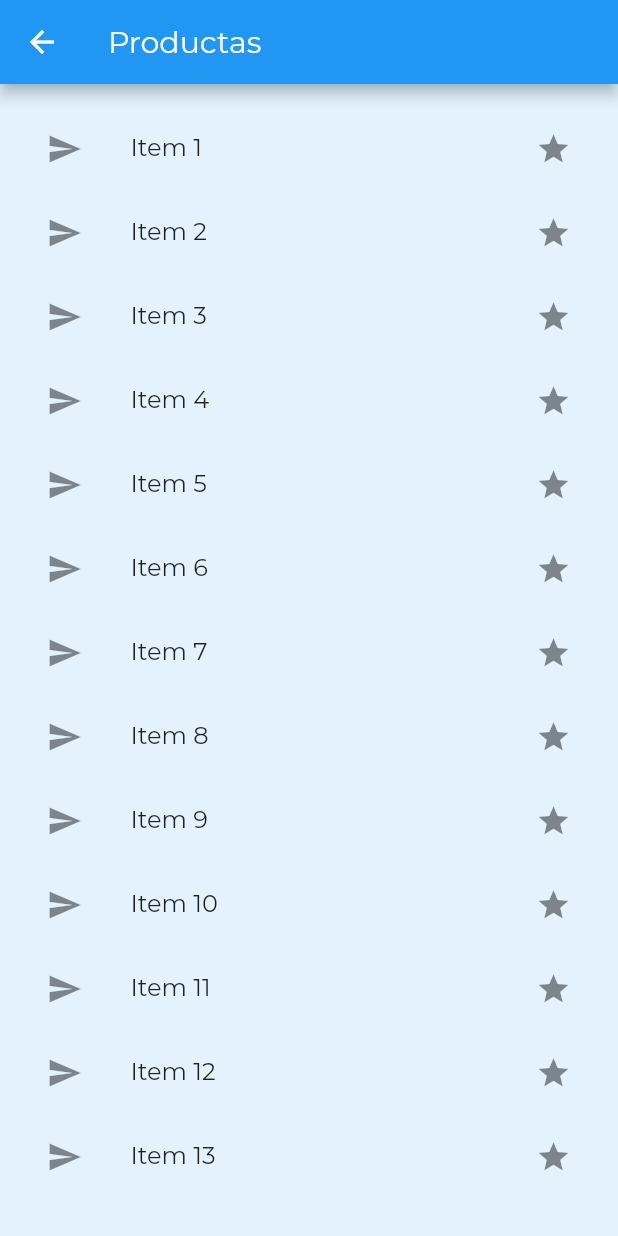
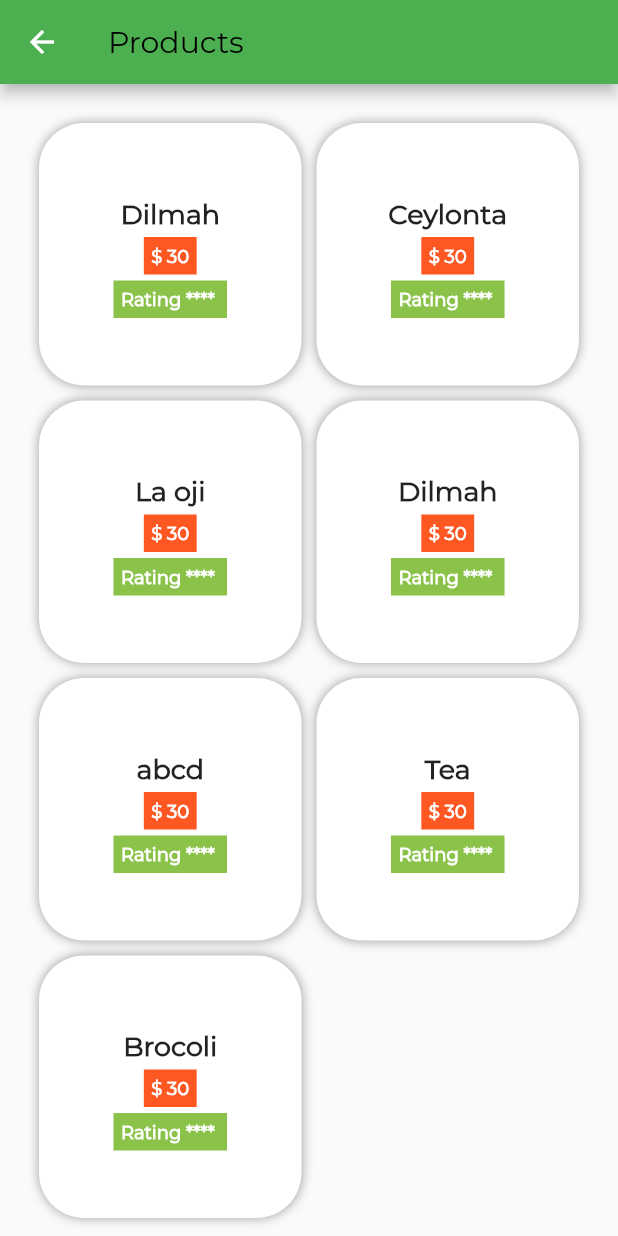
Before and after one commit to dulajdanu/teaSupplyChainWithBlockchain, a Flutter app: the Products screen opened directly, on a phone screen of 412 x 824 dp. Run offline on Flutter 3.47's test engine with Material 2 defaults, Android fonts, the phone set to English and light mode, and no system bars; our stand-ins replace charts_flutter, font_awesome_flutter; missing offline and left inert: qr_code_scanner.

Commit message:
viewing items ui implemented

```diff
--- a/lib/Products.dart
+++ b/lib/Products.dart
@@ -12,82 +12,88 @@ class ProductsState extends State<Products> {
     // TODO: implement build
     return Scaffold(
       appBar: AppBar(
-        title: Text("Productas"),
+        backgroundColor: Colors.green,
+        title: Text(
+          "Products",
+          style: TextStyle(color: Colors.black),
+        ),
       ),
-      body: Container(
-          decoration: BoxDecoration(color: Colors.blue[50]),
-          child: Padding(
-            padding: EdgeInsets.all(15),
-            child: ListView(
-              children: <Widget>[
-                ListTile(
-                  title: Text("Item 1"),
-                  leading: Icon(Icons.send),
-                  trailing: Icon(Icons.grade),
+      body: Stack(
+        children: <Widget>[
+          CustomScrollView(
+            slivers: <Widget>[
+              SliverPadding(
+                padding: const EdgeInsets.all(26.0),
+                sliver: SliverGrid.count(
+                  crossAxisCount: 2,
+                  crossAxisSpacing: 10,
+                  mainAxisSpacing: 10,
+                  children: <Widget>[
+                    cards('Dilmah', '30'),
+                    cards('Ceylonta', '30'),
+                    cards('La oji', '30'),
+                    cards('Dilmah', '30'),
+                    cards('abcd', '30'),
+                    cards('Tea', '30'),
+                    cards('Brocoli', '30'),
+                  ],
                 ),
-                ListTile(
-                  title: Text("Item 2"),
-                  leading: Icon(Icons.send),
-                  trailing: Icon(Icons.grade),
-                ),
-                ListTile(
-                  title: Text("Item 3"),
-                  leading: Icon(Icons.send),
-                  trailing: Icon(Icons.grade),
-                ),
-                ListTile(
-                  title: Text("Item 4"),
-                  leading: Icon(Icons.send),
-                  trailing: Icon(Icons.grade),
-                ),
-                ListTile(
-                  title: Text("Item 5"),
-                  leading: Icon(Icons.send),
-                  trailing: Icon(Icons.grade),
-                ),
-                ListTile(
-                  title: Text("Item 6"),
-                  leading: Icon(Icons.send),
-                  trailing: Icon(Icons.grade),
-                ),
-                ListTile(
-                  title: Text("Item 7"),
-                  leading: Icon(Icons.send),
-                  trailing: Icon(Icons.grade),
-                ),
-                ListTile(
-                  title: Text("Item 8"),
-                  leading: Icon(Icons.send),
-                  trailing: Icon(Icons.grade),
-                ),
-                ListTile(
-                  title: Text("Item 9"),
-                  leading: Icon(Icons.send),
-                  trailing: Icon(Icons.grade),
-                ),
-                ListTile(
-                  title: Text("Item 10"),
-                  leading: Icon(Icons.send),
-                  trailing: Icon(Icons.grade),
-                ),
-                ListTile(
-                  title: Text("Item 11"),
-                  leading: Icon(Icons.send),
-                  trailing: Icon(Icons.grade),
-                ),
-                ListTile(
-                  title: Text("Item 12"),
-                  leading: Icon(Icons.send),
-                  trailing: Icon(Icons.grade),
-                ),
-                ListTile(
-                  title: Text("Item 13"),
-                  leading: Icon(Icons.send),
-                  trailing: Icon(Icons.grade),
-                ),
-              ],
-            ),
-          )),
+              )
+            ],
+          ),
+        ],
+      ),
     );
   }
 }
+
+Widget cards(title, price) {
+  return Container(
+    height: 200,
+    width: 200,
+    decoration: BoxDecoration(
+      borderRadius: BorderRadius.circular(30),
+      boxShadow: [
+        BoxShadow(
+          color: Colors.grey,
+          blurRadius: 6.0,
+        ),
+      ],
+      color: Colors.white,
+    ),
+    child: Center(
+      child: Column(
+        mainAxisAlignment: MainAxisAlignment.center,
+        children: <Widget>[
+          // Image(
+          //   image,
+          //   height: 80,
+          // ),
+          SizedBox(
+            height: 5,
+          ),
+          Text(title,
+              style: TextStyle(fontWeight: FontWeight.bold, fontSize: 18)),
+          Container(
+              padding: EdgeInsets.all(5),
+              margin: EdgeInsets.only(top: 4),
+              color: Colors.deepOrange,
+              child: Text("\$ " + price,
+                  style: TextStyle(
+                      color: Colors.white,
+                      fontWeight: FontWeight.bold,
+                      fontSize: 12))),
+          Container(
+              padding: EdgeInsets.all(5),
+              margin: EdgeInsets.only(top: 4),
+              color: Colors.lightGreen,
+              child: Text("Rating **** ",
+                  style: TextStyle(
+                      color: Colors.white,
+                      fontWeight: FontWeight.bold,
+                      fontSize: 12))),
+        ],
+      ),
+    ),
+  );
+}
--- a/lib/ProfilePage.dart
+++ b/lib/ProfilePage.dart
@@ -2,7 +2,6 @@ import 'package:flutter/material.dart';
 // import 'package:shared_preferences/shared_preferences.dart';
 // import 'updateName.dart';
 // import 'updatePassword.dart';
-import 'style/theme.dart' as Theme;
 // import 'package:my_mechanic/globals.dart' as globals;
 import 'updateName.dart';
 import 'updatePassword2.dart';
@@ -33,6 +32,7 @@ class _ProfileState extends State<Profile> {
   Widget build(BuildContext context) {
     return Scaffold(
       appBar: AppBar(
+        backgroundColor: Colors.lightGreen,
         title: Text("Profile"),
       ),
       body: ListView(
@@ -52,8 +52,9 @@ class _ProfileState extends State<Profile> {
                       // Color(0xffd399c1),
                       // Color(0xff9b5acf),
                       // Color(0xff611cdf),
-                      Theme.Colors.loginGradientEnd,
-                      Theme.Colors.loginGradientStart
+                      Colors.green,
+                      Colors.lightGreenAccent,
+                      Colors.lightGreen,
                     ]),
                   )),
 
@@ -112,14 +113,14 @@ class _ProfileState extends State<Profile> {
                 //Navigator.of(context).pushNamed("/editName");
               },
               title: Text(
-                "Username",
+                "E Mail",
                 style: TextStyle(
                     fontSize: 20.0,
                     fontFamily: 'Montserret',
                     fontWeight: FontWeight.bold),
               ),
               subtitle: Text(
-                "dulajdanu",
+                "dulajdanu@gmail.com",
                 style: TextStyle(
                     fontSize: 15.0,
                     fontFamily: 'Montserret',
@@ -163,13 +164,13 @@ class _ProfileState extends State<Profile> {
           Padding(
             padding: EdgeInsets.all(10.0),
             child: ListTile(
-              title: Text("Password",
+              title: Text("Contact Number",
                   style: TextStyle(
                       fontSize: 20.0,
                       fontFamily: 'Montserret',
                       fontWeight: FontWeight.bold)),
               subtitle: Text(
-                "******",
+                "0776396993",
                 style: TextStyle(
                     fontSize: 15.0,
                     fontFamily: 'Montserret',
@@ -183,7 +184,7 @@ class _ProfileState extends State<Profile> {
                 Navigator.push(
                     context,
                     MaterialPageRoute(
-                        builder: (BuildContext context) => PasswordUpdate()));
+                        builder: (BuildContext context) => PhoneUpdate()));
               },
             ),
           ),
--- a/lib/SellingHistory.dart
+++ b/lib/SellingHistory.dart
@@ -38,6 +38,7 @@ class SellingRateState extends State<SellingRate> {
     // TODO: implement build
     return Scaffold(
       appBar: AppBar(
+        backgroundColor: Colors.green,
         title: Text("Selling History"),
       ),
       body: Center(
--- a/lib/home.dart
+++ b/lib/home.dart
@@ -27,7 +27,10 @@ class HomePageState extends State<HomePage> {
                 "Welcome \nDulaj",
                 style: TextStyle(fontWeight: FontWeight.bold),
               ),
-              decoration: BoxDecoration(color: Colors.blue),
+              decoration: BoxDecoration(
+                gradient:
+                    LinearGradient(colors: [Colors.green, Colors.greenAccent]),
+              ),
             ),
             ListTile(
               trailing: Icon(
--- a/lib/style/theme.dart
+++ /dev/null
@@ -1,18 +0,0 @@
-import 'dart:ui';
-
-import 'package:flutter/cupertino.dart';
-
-class Colors {
-
-  const Colors();
-
-  static const Color loginGradientStart = const Color(0xFF40C4FF);
-  static const Color loginGradientEnd = const Color(0xFF1976D2);
-
-  static const primaryGradient = const LinearGradient(
-    colors: const [loginGradientStart, loginGradientEnd],
-    stops: const [0.0, 1.0],
-    begin: Alignment.topCenter,
-    end: Alignment.bottomCenter,
-  );
-}
--- a/lib/updatePassword2.dart
+++ b/lib/updatePassword2.dart
@@ -1,55 +1,42 @@
 import 'package:flutter/material.dart';
 
-class PasswordUpdate extends StatelessWidget {
+class PhoneUpdate extends StatelessWidget {
   @override
   Widget build(BuildContext context) {
     return Scaffold(
       appBar: AppBar(
-        title: Text('CHANGE PASSWORD'),
+        backgroundColor: Colors.green,
+        title: Text('CHANGE PHONE NUMBER'),
       ),
       body: Column(
         children: <Widget>[
           Padding(
             padding: EdgeInsets.all(10.0),
             child: ListTile(
-              title: Text("Update your password",
+              title: Text("Update your phone number",
                   style: TextStyle(fontSize: 20.0)),
-              subtitle:
-                  Text("Verify your password to update your security details."),
             ),
           ),
           Divider(
             height: 10.0,
           ),
-          Container(
-            // color: Colors.red,
-            child: Row(
-              children: <Widget>[
-                // TextFormField(
-                //   initialValue: "First Name",
-                // ),
-                // TextFormField(
-                //   initialValue: "Last Name",
-                // ),
-                Expanded(
-                  // width: 50.0,
-                  // height: 50.0,
-                  // color: Colors.green,
-                  child: TextFormField(
-                    textAlign: TextAlign.center,
-                    initialValue: "password",
-                  ),
-                ),
-                Expanded(
-                  // width: 50.0,
-                  // height: 50.0,
-                  // color: Colors.green,
-                  child: TextFormField(
-                    textAlign: TextAlign.center,
-                    initialValue: "confirm pw",
-                  ),
-                )
-              ],
+          Padding(
+            padding: EdgeInsets.all(20),
+            child: TextFormField(
+              initialValue: "Your Number",
+              maxLines: 1,
+              keyboardType: TextInputType.emailAddress,
+              autofocus: false,
+              decoration: InputDecoration(
+                  contentPadding: EdgeInsets.all(10),
+                  hintText: "Phone Number",
+                  icon: Icon(
+                    Icons.phone,
+                    color: Colors.black,
+                  )),
+              // validator: (value) =>
+              //     value.isEmpty ? 'E mail cannot be empty' : null,
+              // onSaved: (value) => email = value.trim(),
             ),
           ),
           Divider(
@@ -59,7 +46,7 @@ class PasswordUpdate extends StatelessWidget {
             color: Colors.black,
             onPressed: () {},
             child: Text(
-              "Next",
+              "UPDATE",
               style: TextStyle(color: Colors.white),
             ),
             padding: EdgeInsets.all(10.0),
```
